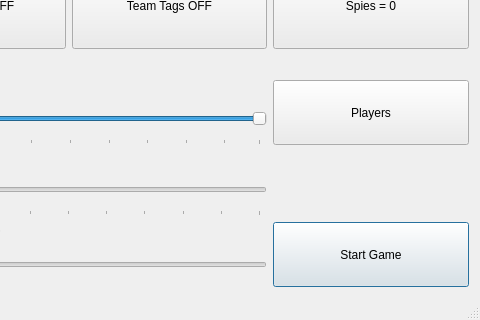
This is LttoMainWindow.ui in rmick/Combobulator as Qt 5 draws it before an edit; both pictures show x 544 to 1024 and y 280 to 600 of the 1024 by 600 pixel window. The edited form follows.
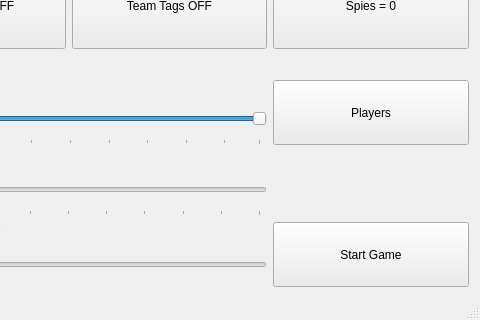
This is the edited form.

The edit to the form file:
```diff
--- a/LttoMainWindow.ui
+++ b/LttoMainWindow.ui
@@ -1007,7 +1007,7 @@
        <string>Start Game</string>
       </property>
       <property name="default">
-       <bool>true</bool>
+       <bool>false</bool>
       </property>
      </widget>
     </item>
```
Left out of the diff: 3 changed lines with no effect on the pictures.
